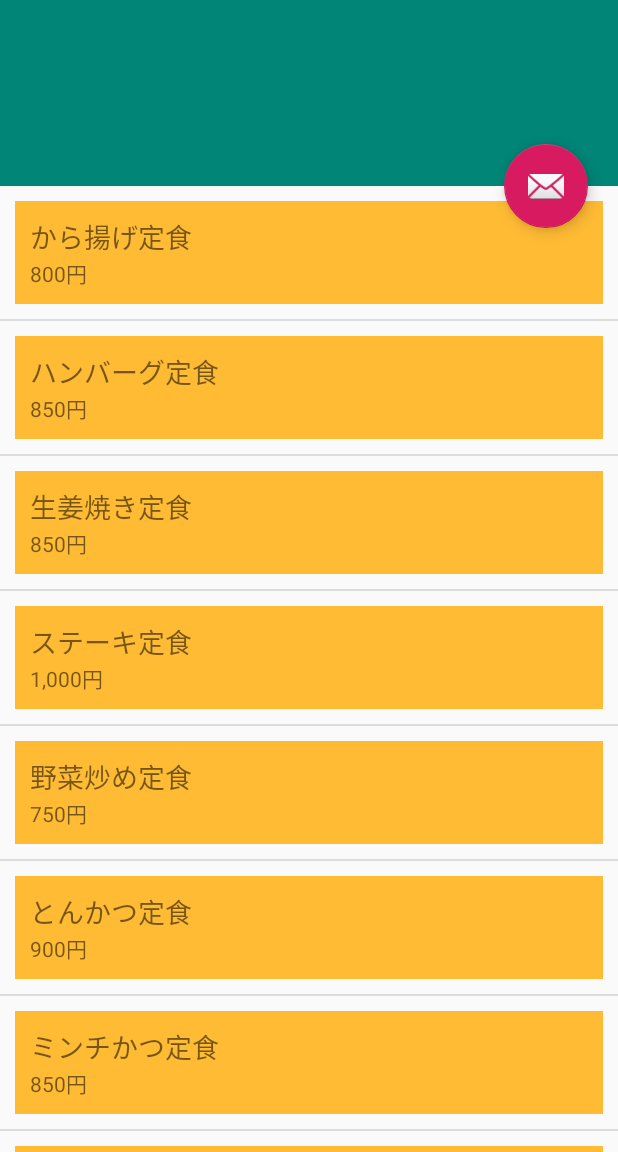
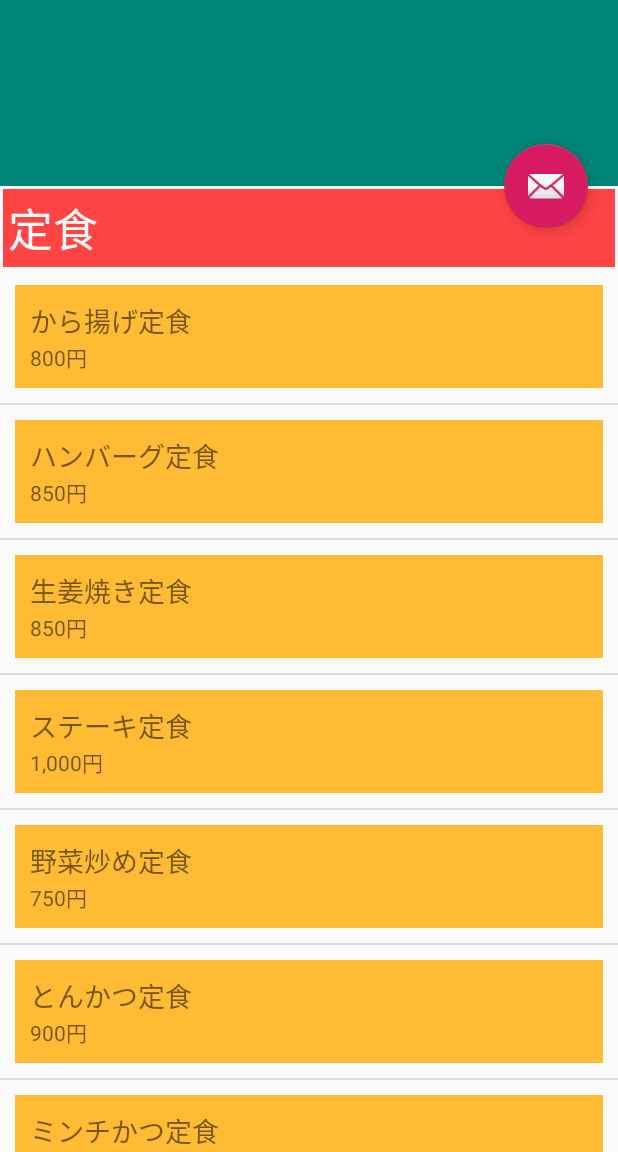
Before and after one commit to TakkySatoh/MenuOnDatabaseSample190130, an Android app: the screen it shows after launch (ScrollListActivity), on a phone screen of 412 x 824 dp, the part 84-1236 px from its top. Run offline under Robolectric (Android 15) with nearby library versions, the phone set to English and light mode, and no system bars.

Commit message:
ドロップダウンメニュー仕様変更。 メニュー種別選択 → メニューリストのヘッダが頭出し

```diff
--- a/app/build.gradle
+++ b/app/build.gradle
@@ -26,4 +26,5 @@ dependencies {
     androidTestImplementation 'com.android.support.test:runner:1.0.2'
     androidTestImplementation 'com.android.support.test.espresso:espresso-core:3.0.2'
     implementation 'com.android.support:design:28.0.0'
+    implementation 'com.android.support:recyclerview-v7:28.0.0'
 }
--- a/app/src/main/java/com/websarva/wings/android/menuondatabasesample/ScrollListActivity.java
+++ b/app/src/main/java/com/websarva/wings/android/menuondatabasesample/ScrollListActivity.java
@@ -5,6 +5,7 @@ import android.database.sqlite.SQLiteDatabase;
 import android.graphics.Color;
 import android.support.annotation.NonNull;
 import android.support.design.widget.CollapsingToolbarLayout;
+import android.support.v4.widget.NestedScrollView;
 import android.support.v7.app.AppCompatActivity;
 import android.os.Bundle;
 import android.support.v7.widget.DividerItemDecoration;
@@ -18,6 +19,7 @@ import android.view.View;
 import android.view.ViewGroup;
 import android.widget.AdapterView;
 import android.widget.ArrayAdapter;
+import android.widget.ScrollView;
 import android.widget.Spinner;
 import android.widget.TextView;
 import android.widget.Toast;
@@ -31,10 +33,17 @@ import static android.support.v7.widget.helper.ItemTouchHelper.DOWN;
 
 public class ScrollListActivity extends AppCompatActivity {
 
+    private TextView mTvMenuCategory1;
+    private TextView mTvMenuCategory2;
     private List<Map<String, Object>> mMenuList;
-    private RecyclerView mRvMenu;
-    private RecyclerListAdapter mAdapter;
-    private ItemTouchHelper mHelper;
+    private List<Map<String, Object>> mTeishokuMenuList;
+    private List<Map<String, Object>> mCurryMenuList;
+    private RecyclerView mRvTeishokuMenu;
+    private RecyclerView mRvCurryMenu;
+    private RecyclerListAdapter mTeishokuAdapter;
+    private RecyclerListAdapter mCurryAdapter;
+    private ItemTouchHelper mTeishokuHelper;
+    private ItemTouchHelper mCurryHelper;
     private String mFlag;
 
     @Override
@@ -59,11 +68,64 @@ public class ScrollListActivity extends AppCompatActivity {
         toolbarLayout.setExpandedTitleColor(Color.WHITE);
         toolbarLayout.setCollapsedTitleTextColor(Color.LTGRAY);
 
+        mTvMenuCategory1 = findViewById(R.id.tvMenuCategory1);
+        mTvMenuCategory2 = findViewById(R.id.tvMenuCategory2);
+
 //        RecyclerViewの画面部品をインスタンス化
-        mRvMenu = findViewById(R.id.rvMenu);
-//        LinearLayoutManagerのインスタンスを生成し、RecyclerViewインスタンスのレイアウトをLinearLayoutへ設定
+        mRvTeishokuMenu = findViewById(R.id.rvTeishokuMenu);
+        mRvCurryMenu = findViewById(R.id.rvCurryMenu);
+//        LinearLayoutManagerのインスタンスを各RecyclerViewごとに生成
+//        RecyclerViewインスタンスのレイアウトをLinearLayoutへ設定
         LinearLayoutManager layout = new LinearLayoutManager(ScrollListActivity.this);
-        mRvMenu.setLayoutManager(layout);
+        mRvTeishokuMenu.setLayoutManager(layout);
+        layout = new LinearLayoutManager(ScrollListActivity.this);
+        mRvCurryMenu.setLayoutManager(layout);
+
+        String[] items = getResources().getStringArray(R.array.menu_list);
+//        switch(item) {
+//            case "定食":
+//                mFlag = "T";
+//                mTeishokuMenuList = getMenuList(mFlag);
+//                break;
+//            case "カレー":
+//                mFlag = "C";
+//                mCurryMenuList = getMenuList(mFlag);
+//                break;
+//        }
+        mTvMenuCategory1.setText(items[0]);
+//        メニューリスト生成用アダプタのインスタンスを生成し、RecyclerViewへリストを登録
+//        メニューリスト生成用アダプタは内部クラスとして別途定義
+        mFlag = "T";
+        mTeishokuMenuList = getMenuList(mFlag);
+        mTeishokuAdapter = new RecyclerListAdapter(mTeishokuMenuList);
+        mRvTeishokuMenu.setAdapter(mTeishokuAdapter);
+//        リストに対し区切り線を設定
+//        LinearLayoutManager layout = new LinearLayoutManager(ScrollListActivity.this);
+        DividerItemDecoration decoration = new DividerItemDecoration(ScrollListActivity.this, layout.getOrientation());
+        mRvTeishokuMenu.addItemDecoration(decoration);
+//        ItemTouchHelperインスタンスを新規生成
+//        引数にネストクラス「Callback」のインスタンスを新規生成の上指定
+        mTeishokuHelper = new ItemTouchHelper(new CallbackOnItemTouched(mTeishokuAdapter));
+//        ItemTouchHelper(のインスタンス)をRecyclerViewインスタンスへ追加
+        mTeishokuHelper.attachToRecyclerView(mRvTeishokuMenu);
+
+        mTvMenuCategory2.setText(items[1]);
+//        メニューリスト生成用アダプタのインスタンスを生成し、RecyclerViewへリストを登録
+//        メニューリスト生成用アダプタは内部クラスとして別途定義
+        mFlag = "C";
+        mCurryMenuList = getMenuList(mFlag);
+        mCurryAdapter = new RecyclerListAdapter(mCurryMenuList);
+        mRvCurryMenu.setAdapter(mCurryAdapter);
+//        リストに対し区切り線を設定
+//        LinearLayoutManager layout = new LinearLayoutManager(ScrollListActivity.this);
+        decoration = new DividerItemDecoration(ScrollListActivity.this, layout.getOrientation());
+        mRvCurryMenu.addItemDecoration(decoration);
+//        ItemTouchHelperインスタンスを新規生成
+//        引数にネストクラス「Callback」のインスタンスを新規生成の上指定
+        mCurryHelper = new ItemTouchHelper(new CallbackOnItemTouched(mCurryAdapter));
+//        ItemTouchHelper(のインスタンス)をRecyclerViewインスタンスへ追加
+        mCurryHelper.attachToRecyclerView(mRvCurryMenu);
+
 
         Spinner spinner = (Spinner) toolbar.findViewById(R.id.spMenu);
         spinner.setAdapter(ArrayAdapter.createFromResource(this, R.array.menu_list, android.R.layout.simple_spinner_dropdown_item));
@@ -72,29 +134,29 @@ public class ScrollListActivity extends AppCompatActivity {
             public void onItemSelected(AdapterView<?> parent, View view, int position, long id) {
                 // 処理
                 String item = parent.getItemAtPosition(position).toString();
-                switch(item) {
+                final NestedScrollView nsvMenu = (NestedScrollView) findViewById(R.id.nsvMenu);
+                switch (item) {
                     case "定食":
-                        mFlag = "T";
-                        setMenuList(mFlag);
+                        nsvMenu.post(new Runnable() {
+                            public void run() {
+                                nsvMenu.fullScroll(nsvMenu.FOCUS_UP);
+                            }
+                        });
                         break;
+//                mFlag = "T";
+//                mTeishokuMenuList = getMenuList(mFlag);
+//                break;
                     case "カレー":
-                        mFlag = "C";
-                        setMenuList(mFlag);
+                        nsvMenu.post(new Runnable() {
+                            public void run() {
+                                nsvMenu.scrollTo((int)mTvMenuCategory2.getX(), (int)mTvMenuCategory2.getY());
+                            }
+                        });
+//                mFlag = "C";
+//                mCurryMenuList = getMenuList(mFlag);
                         break;
                 }
-//        メニューリスト生成用アダプタのインスタンスを生成し、RecyclerViewへリストを登録
-//        メニューリスト生成用アダプタは内部クラスとして別途定義
-                mAdapter = new RecyclerListAdapter(mMenuList);
-                mRvMenu.setAdapter(mAdapter);
-//        リストに対し区切り線を設定
-                LinearLayoutManager layout = new LinearLayoutManager(ScrollListActivity.this);
-                DividerItemDecoration decoration = new DividerItemDecoration(ScrollListActivity.this, layout.getOrientation());
-                mRvMenu.addItemDecoration(decoration);
-//        ItemTouchHelperインスタンスを新規生成
-//        引数にネストクラス「Callback」のインスタンスを新規生成の上指定
-                mHelper = new ItemTouchHelper(new CallbackOnItemTouched(mAdapter));
-//        ItemTouchHelper(のインスタンス)をRecyclerViewインスタンスへ追加
-                mHelper.attachToRecyclerView(mRvMenu);
+
             }
 
             @Override
@@ -110,7 +172,7 @@ public class ScrollListActivity extends AppCompatActivity {
      * @param flag (String型、メニュー種別を決定)
      * @return mMenuList (List型、メニューリストを呼び出し元へ返す)
      */
-    private boolean setMenuList(String flag) {
+    private List<Map<String, Object>> getMenuList(String flag) {
 //        メニューデータ格納先のList、メニューデータの各要素の格納先Mapの各インスタンスを定義
         List<Map<String, Object>> menuList = new ArrayList<>();
         Map<String, Object> menu = new HashMap<>();
@@ -130,8 +192,8 @@ public class ScrollListActivity extends AppCompatActivity {
                 menu.put("name", "ファイル形式が正しくありません。");
                 menu.put("price", 0);
                 menuList.add(menu);
-                mMenuList = menuList;
-                return false;
+//                mMenuList = menuList;
+                return menuList;
         }
 //        DatabaseHelperインスタンス、Cursorインスタンスを生成
         DatabaseHelper dbh = new DatabaseHelper(getApplicationContext());
@@ -160,10 +222,10 @@ public class ScrollListActivity extends AppCompatActivity {
             Log.d("TAG", "DB Error: " + e.toString());
         }
 //        生成したメニューリストをフィールド変数へ格納
-        this.mMenuList = menuList;
+//        this.mMenuList = menuList;
 
 //        メニューの正常生成通知を呼び出し元へreturn
-        return true;
+        return menuList;
     }
 
     /**
--- a/app/src/main/res/layout/activity_main.xml
+++ b/app/src/main/res/layout/activity_main.xml
@@ -33,12 +33,59 @@
         </android.support.design.widget.CollapsingToolbarLayout>
     </android.support.design.widget.AppBarLayout>
 
-    <android.support.v7.widget.RecyclerView
-        android:id="@+id/rvMenu"
+    <android.support.v4.widget.NestedScrollView
+        android:id="@+id/nsvMenu"
         android:layout_width="match_parent"
         android:layout_height="match_parent"
-        android:scrollbars="vertical"
-        app:layout_behavior="@string/appbar_scrolling_view_behavior" />
+        android:fillViewport="true"
+        app:layout_behavior="@string/appbar_scrolling_view_behavior">
+
+        <LinearLayout
+            android:layout_width="match_parent"
+            android:layout_height="wrap_content"
+            android:orientation="vertical">
+
+            <TextView
+                android:id="@+id/tvMenuCategory1"
+                android:layout_width="match_parent"
+                android:layout_height="wrap_content"
+                android:layout_margin="2dp"
+                android:background="@android:color/holo_red_light"
+                android:padding="3dp"
+                android:textColor="@android:color/background_light"
+                android:textSize="30sp" />
+
+            <android.support.v7.widget.RecyclerView
+                android:id="@+id/rvTeishokuMenu"
+                android:layout_width="match_parent"
+                android:layout_height="match_parent"
+                android:nestedScrollingEnabled="false"
+                android:scrollbars="vertical">
+
+            </android.support.v7.widget.RecyclerView>
+
+            <TextView
+                android:id="@+id/tvMenuCategory2"
+                android:layout_width="match_parent"
+                android:layout_height="wrap_content"
+                android:layout_margin="2dp"
+                android:background="@android:color/holo_red_light"
+                android:padding="3dp"
+                android:textColor="@android:color/background_light"
+                android:textSize="30sp" />
+
+            <android.support.v7.widget.RecyclerView
+                android:id="@+id/rvCurryMenu"
+                android:layout_width="match_parent"
+                android:layout_height="match_parent"
+                android:nestedScrollingEnabled="false"
+                android:scrollbars="vertical">
+
+            </android.support.v7.widget.RecyclerView>
+
+        </LinearLayout>
+    </android.support.v4.widget.NestedScrollView>
+
 
     <android.support.design.widget.FloatingActionButton
         android:id="@+id/fabEmail"
```
